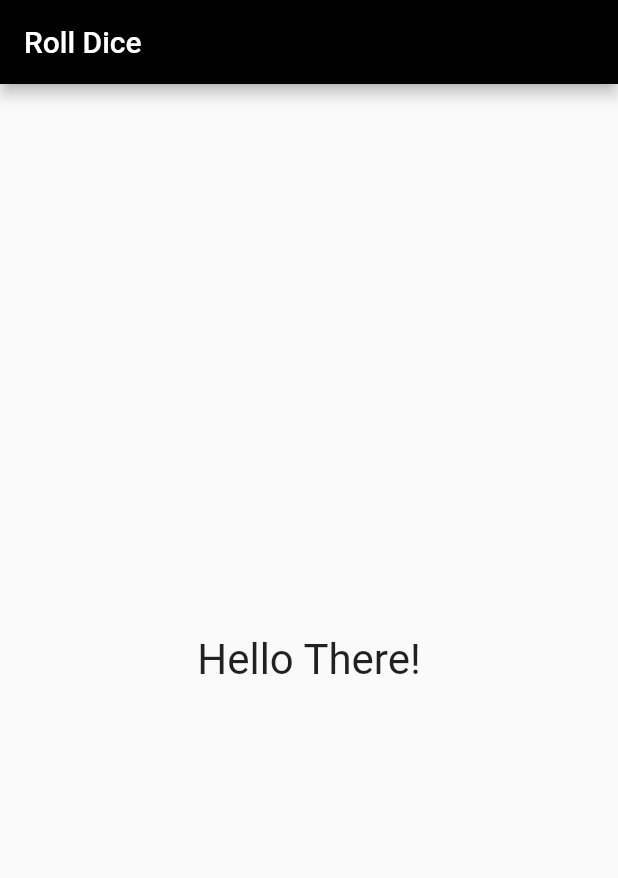
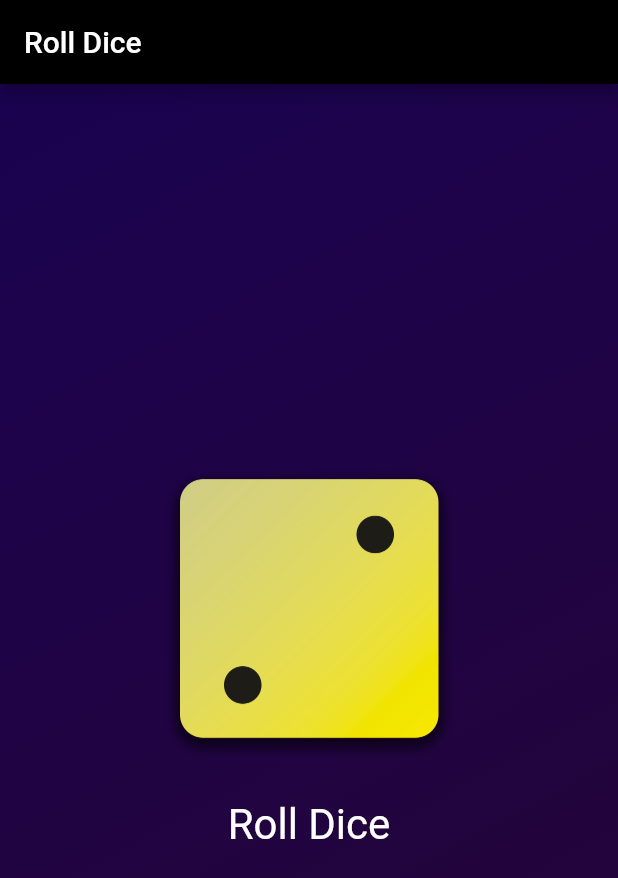
Before and after one commit to Varnitsaini12/Flutter_Dice_Roll_App, a Flutter app: the screen it shows after launch, on a phone screen of 412 x 824 dp. Shown: the top 878 px of the screen. Run offline on Flutter 3.47's test engine with Material 2 defaults, Android fonts, the phone set to English and light mode, and no system bars.

Commit message:
app_completed

```diff
--- /dev/null
+++ b/lib/dice_roller.dart
@@ -0,0 +1,46 @@
+import 'package:flutter/material.dart';
+import 'dart:math';
+
+final randomizer = Random();
+
+class DiceRoller extends StatefulWidget {
+  const DiceRoller({super.key});
+
+  @override
+  State<DiceRoller> createState() => _DiceRollerState();
+}
+
+class _DiceRollerState extends State<DiceRoller> {
+  var currentDiceRoll = 2;
+  void rollDice() {
+    setState(() {
+      currentDiceRoll = randomizer.nextInt(6) + 1;
+    });
+  }
+
+  @override
+  Widget build(BuildContext context) {
+    return Column(
+      mainAxisSize: MainAxisSize.min,
+      children: [
+        Image.asset(
+          "assets/images/dice-$currentDiceRoll.png",
+          width: 200.0,
+        ),
+        const SizedBox(
+          height: 20,
+        ),
+        TextButton(
+          onPressed: () => rollDice(),
+          style: TextButton.styleFrom(
+              // padding: const EdgeInsets.all(20.0),
+              foregroundColor: Colors.white,
+              textStyle: const TextStyle(fontSize: 28.0)),
+          child: const Text(
+            "Roll Dice",
+          ),
+        )
+      ],
+    );
+  }
+}
--- /dev/null
+++ b/lib/gradient_container.dart
@@ -0,0 +1,57 @@
+import 'package:first_app/dice_roller.dart';
+import 'package:flutter/material.dart';
+
+class GradientContainer extends StatelessWidget {
+ const GradientContainer(this.color1, this.color2, {super.key});
+
+  final Color color1;
+  final Color color2;
+
+
+
+  final startAlignment = Alignment.topLeft;
+
+  final endAlignment = Alignment.bottomRight;
+
+
+  @override
+  Widget build(BuildContext context) {
+    return Container(
+      decoration: BoxDecoration(
+        gradient: LinearGradient(
+          colors: [color1, color2],
+          begin: startAlignment,
+          end: endAlignment,
+        ),
+      ),
+      child: const Center(
+        child: DiceRoller(),
+      ),
+    );
+  }
+}
+
+// class GradientContainer extends StatelessWidget {
+//   const GradientContainer({super.key, required this.colors});
+
+//   final List<Color> colors;
+
+//   final startAlignment = Alignment.topLeft;
+//   final endAlignment = Alignment.bottomRight;
+
+//   @override
+//   Widget build(BuildContext context) {
+//     return Container(
+//       decoration: BoxDecoration(
+//         gradient: LinearGradient(
+//           colors: colors,
+//           begin: startAlignment,
+//           end: endAlignment,
+//         ),
+//       ),
+//       child: Center(
+//         child: TextStl("Roll Dice"),
+//       ),
+//     );
+//   }
+// }
--- a/lib/main.dart
+++ b/lib/main.dart
@@ -1,7 +1,10 @@
 import 'package:flutter/material.dart';
 
+import 'gradient_container.dart';
+// import 'package:google_fonts/google_fonts.dart';
+
 void main() {
-  runApp(MyApp());
+  runApp(const MyApp());
 }
 
 class MyApp extends StatelessWidget {
@@ -11,18 +14,19 @@ class MyApp extends StatelessWidget {
   Widget build(BuildContext context) {
     return SafeArea(
       child: MaterialApp(
+        debugShowCheckedModeBanner: false,
         home: Scaffold(
-          body: const Center(
-            child: Text(
-              "Hello There!",
-              textScaleFactor: 2.0,
-            ),
+          backgroundColor: const Color.fromRGBO(63, 13, 149, 1),
+          body: const GradientContainer(
+            Color.fromARGB(255, 26, 2, 80),
+            Color.fromARGB(255, 38, 5, 53),
           ),
           appBar: AppBar(
             backgroundColor: Colors.black,
             title: const Text(
               "Roll Dice",
             ),
+
           ),
         ),
       ),
--- /dev/null
+++ b/lib/text_style.dart
@@ -0,0 +1,18 @@
+import 'package:flutter/material.dart';
+
+class TextStl extends StatelessWidget {
+  const TextStl(this.text, {super.key});
+
+  final String text;
+
+  @override
+  Widget build(BuildContext context) {
+    return Text(
+      text,
+      style: const TextStyle(
+        color: Colors.white,
+        fontSize: 28.0,
+      ),
+    );
+  }
+}
```
Also changed, not shown: pubspec.yaml (+16 -2 lines), assets/images/dice-1.png (added), assets/images/dice-2.png (added), assets/images/dice-3.png (added), assets/images/dice-4.png (added), assets/images/dice-5.png (added), assets/images/dice-6.png (added), pubspec.lock, 1 other file.
